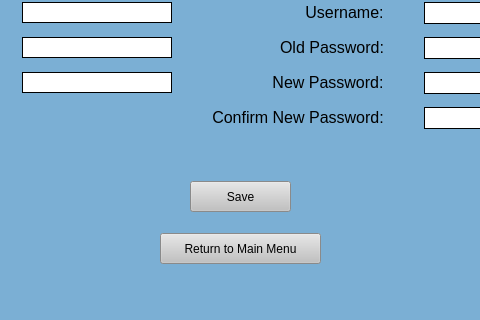
The window that UI Screens/COMBdb_Settings_Edit_Technician.ui (Kasmanian/COMBDb-oldgen) describes before a commit, drawn with Qt 5; both pictures show x 137 to 617 and y 174 to 494 of the 851 by 494 pixel window.
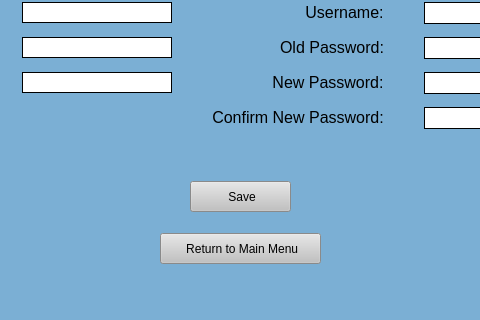
The same window after the commit.

Diff of the .ui file:
```diff
--- a/UI Screens/COMBdb_Settings_Edit_Technician.ui
+++ b/UI Screens/COMBdb_Settings_Edit_Technician.ui
@@ -491,7 +491,7 @@
 }</string>
         </property>
         <property name="text">
-         <string>Save</string>
+         <string> Save</string>
         </property>
        </widget>
       </item>
@@ -542,7 +542,7 @@
 }</string>
         </property>
         <property name="text">
-         <string>Return to Main Menu</string>
+         <string> Return to Main Menu</string>
         </property>
        </widget>
       </item>
```
